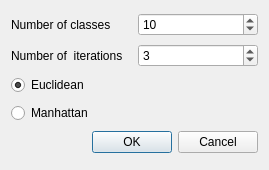
Old version of the form ApexQuality/uis/spectral_kmean_widget_base.ui in the repository gilliM/quality.
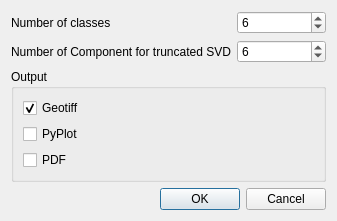
New version of the form.

Commit message: Implementation of geotiff results

```diff
--- a/ApexQuality/uis/spectral_kmean_widget_base.ui
+++ b/ApexQuality/uis/spectral_kmean_widget_base.ui
@@ -6,14 +6,44 @@
    <rect>
     <x>0</x>
     <y>0</y>
-    <width>269</width>
-    <height>170</height>
+    <width>337</width>
+    <height>220</height>
    </rect>
   </property>
   <property name="windowTitle">
    <string>K-means Clustering</string>
   </property>
   <layout class="QGridLayout" name="gridLayout">
+   <item row="3" column="0" colspan="2">
+    <widget class="QDialogButtonBox" name="buttonBox">
+     <property name="orientation">
+      <enum>Qt::Horizontal</enum>
+     </property>
+     <property name="standardButtons">
+      <set>QDialogButtonBox::Cancel|QDialogButtonBox::Ok</set>
+     </property>
+     <property name="centerButtons">
+      <bool>false</bool>
+     </property>
+    </widget>
+   </item>
+   <item row="1" column="0">
+    <widget class="QLabel" name="label_2">
+     <property name="text">
+      <string>Number of Component for truncated SVD</string>
+     </property>
+    </widget>
+   </item>
+   <item row="1" column="1">
+    <widget class="QSpinBox" name="nCompSvdSpinBox">
+     <property name="maximum">
+      <number>100</number>
+     </property>
+     <property name="value">
+      <number>6</number>
+     </property>
+    </widget>
+   </item>
    <item row="0" column="0">
     <widget class="QLabel" name="label">
      <property name="text">
@@ -23,56 +53,45 @@
    </item>
    <item row="0" column="1">
     <widget class="QSpinBox" name="classSpinBox">
-     <property name="value">
-      <number>10</number>
+     <property name="maximum">
+      <number>100</number>
      </property>
-    </widget>
-   </item>
-   <item row="1" column="0">
-    <widget class="QLabel" name="label_2">
-     <property name="text">
-      <string>Number of  iterations</string>
-     </property>
-    </widget>
-   </item>
-   <item row="1" column="1">
-    <widget class="QSpinBox" name="iterationSpinBox">
      <property name="value">
-      <number>3</number>
+      <number>6</number>
      </property>
     </widget>
    </item>
-   <item row="2" column="0">
-    <widget class="QRadioButton" name="euclideanRadioButton">
+   <item row="2" column="0" colspan="2">
+    <widget class="QGroupBox" name="groupBox">
+     <property name="title">
+      <string>Output</string>
+     </property>
+     <layout class="QGridLayout" name="gridLayout_2">
+      <item row="0" column="0">
+       <widget class="QCheckBox" name="geotiffCB">
      <property name="text">
-      <string>Euclidean</string>
+         <string>Geotiff</string>
      </property>
      <property name="checked">
       <bool>true</bool>
      </property>
-     <attribute name="buttonGroup">
-      <string notr="true">buttonGroup</string>
-     </attribute>
-    </widget>
-   </item>
-   <item row="3" column="0">
-    <widget class="QRadioButton" name="radioButton_2">
+       </widget>
+      </item>
+      <item row="1" column="0">
+       <widget class="QCheckBox" name="pyplotCB">
      <property name="text">
-      <string>Manhattan</string>
-     </property>
-     <attribute name="buttonGroup">
-      <string notr="true">buttonGroup</string>
-     </attribute>
-    </widget>
-   </item>
-   <item row="4" column="0" colspan="2">
-    <widget class="QDialogButtonBox" name="buttonBox">
-     <property name="orientation">
-      <enum>Qt::Horizontal</enum>
-     </property>
-     <property name="standardButtons">
-      <set>QDialogButtonBox::Cancel|QDialogButtonBox::Ok</set>
-     </property>
+         <string>PyPlot</string>
+        </property>
+       </widget>
+      </item>
+      <item row="2" column="0">
+       <widget class="QCheckBox" name="pdfCB">
+        <property name="text">
+         <string>PDF</string>
+        </property>
+       </widget>
+      </item>
+     </layout>
     </widget>
    </item>
   </layout>
```
Left out of the diff: 3 changed lines with no effect on the pictures. Lines whose indentation alone changed are shown as unchanged. The commit also changes 6 other files.
